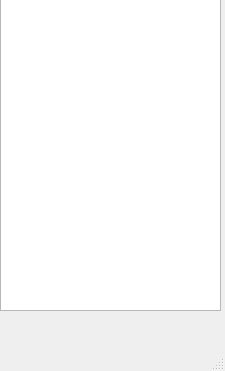
sasuke5055/Python-messenger1, file Frontend/Main/UiFiles/Friends_list_window.ui: the form before one commit.
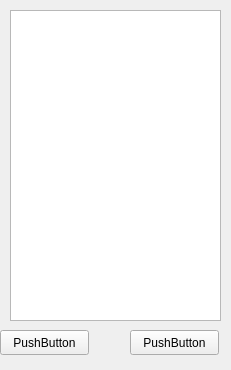
The form after the commit.

Commit message: feat(friends): add friends list and deleting friends

Diff of the .ui file:
```diff
--- a/Frontend/Main/UiFiles/Friends_list_window.ui
+++ b/Frontend/Main/UiFiles/Friends_list_window.ui
@@ -6,36 +6,51 @@
    <rect>
     <x>0</x>
     <y>0</y>
-    <width>225</width>
-    <height>371</height>
+    <width>231</width>
+    <height>370</height>
    </rect>
   </property>
   <property name="windowTitle">
    <string>MainWindow</string>
   </property>
   <widget class="QWidget" name="centralwidget">
-   <widget class="QListView" name="listView">
+   <widget class="QPushButton" name="add">
     <property name="geometry">
      <rect>
       <x>0</x>
-      <y>-10</y>
-      <width>221</width>
-      <height>321</height>
+      <y>330</y>
+      <width>89</width>
+      <height>25</height>
      </rect>
     </property>
+    <property name="text">
+     <string>PushButton</string>
+    </property>
    </widget>
-  </widget>
-  <widget class="QMenuBar" name="menubar">
+   <widget class="QPushButton" name="rem">
+    <property name="geometry">
+     <rect>
+      <x>130</x>
+      <y>330</y>
+      <width>89</width>
+      <height>25</height>
+     </rect>
+    </property>
+    <property name="text">
+     <string>PushButton</string>
+    </property>
+   </widget>
+   <widget class="QListWidget" name="listWidget_friends">
    <property name="geometry">
     <rect>
-     <x>0</x>
-     <y>0</y>
-     <width>225</width>
-     <height>22</height>
+      <x>10</x>
+      <y>10</y>
+      <width>211</width>
+      <height>311</height>
     </rect>
    </property>
   </widget>
-  <widget class="QStatusBar" name="statusbar"/>
+  </widget>
  </widget>
  <resources/>
  <connections/>
```
Lines whose indentation alone changed are shown as unchanged. The commit also changes 7 other files.
